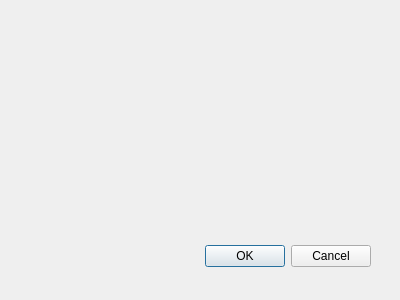
Old version of the form labyrinth2015-server/savedialogue.ui in the repository xsusov/ICP.
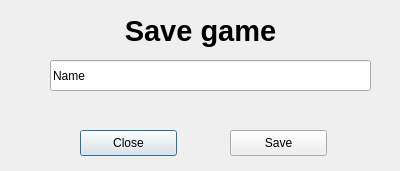
New version of the form.

```diff
--- a/labyrinth2015-server/savedialogue.ui
+++ b/labyrinth2015-server/savedialogue.ui
@@ -9,26 +9,95 @@
     <x>0</x>
     <y>0</y>
     <width>400</width>
-    <height>300</height>
+    <height>171</height>
    </rect>
   </property>
   <property name="windowTitle">
    <string>Dialog</string>
   </property>
-  <widget name="buttonBox" class="QDialogButtonBox">
+  <widget class="QLabel" name="label">
    <property name="geometry">
     <rect>
-     <x>30</x>
-     <y>240</y>
-     <width>341</width>
-     <height>32</height>
+     <x>0</x>
+     <y>0</y>
+     <width>401</width>
+     <height>61</height>
     </rect>
    </property>
-   <property name="orientation">
-    <enum>Qt::Horizontal</enum>
+   <property name="font">
+    <font>
+     <family>Arial</family>
+     <pointsize>22</pointsize>
+     <weight>75</weight>
+     <bold>true</bold>
+    </font>
    </property>
-   <property name="standardButtons">
-    <set>QDialogButtonBox::Cancel|QDialogButtonBox::Ok</set>
+   <property name="text">
+    <string>Save game</string>
+   </property>
+   <property name="alignment">
+    <set>Qt::AlignCenter</set>
+   </property>
+  </widget>
+  <widget class="QLineEdit" name="lineEdit">
+   <property name="geometry">
+    <rect>
+     <x>50</x>
+     <y>60</y>
+     <width>321</width>
+     <height>31</height>
+    </rect>
+   </property>
+   <property name="text">
+    <string>Name</string>
+   </property>
+  </widget>
+  <widget class="QPushButton" name="close_button">
+   <property name="geometry">
+    <rect>
+     <x>80</x>
+     <y>130</y>
+     <width>97</width>
+     <height>26</height>
+    </rect>
+   </property>
+   <property name="text">
+    <string>Close</string>
+   </property>
+  </widget>
+  <widget class="QPushButton" name="save_button">
+   <property name="geometry">
+    <rect>
+     <x>230</x>
+     <y>130</y>
+     <width>97</width>
+     <height>26</height>
+    </rect>
+   </property>
+   <property name="text">
+    <string>Save</string>
+   </property>
+  </widget>
+  <widget class="QLabel" name="message">
+   <property name="geometry">
+    <rect>
+     <x>0</x>
+     <y>80</y>
+     <width>401</width>
+     <height>51</height>
+    </rect>
+   </property>
+   <property name="font">
+    <font>
+     <family>Arial</family>
+     <pointsize>16</pointsize>
+    </font>
+   </property>
+   <property name="text">
+    <string/>
+   </property>
+   <property name="alignment">
+    <set>Qt::AlignCenter</set>
    </property>
   </widget>
  </widget>
```
Left out of the diff: 42 changed lines with no effect on the pictures.
